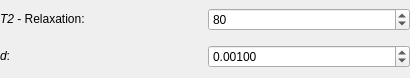
This is Plugins/org.mitk.gui.qt.diffusionimaging/src/QmitkBallModelParametersWidgetControls.ui in MITK/MITK as Qt 5 draws it before an edit. The edited form follows.
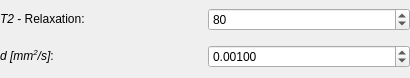
This is the edited form.

Commit message: added diffusivity units to gui

Diff of the .ui file:
```diff
--- a/Plugins/org.mitk.gui.qt.diffusionimaging/src/QmitkBallModelParametersWidgetControls.ui
+++ b/Plugins/org.mitk.gui.qt.diffusionimaging/src/QmitkBallModelParametersWidgetControls.ui
@@ -26,7 +26,7 @@
    <item row="1" column="0">
     <widget class="QLabel" name="label">
      <property name="text">
-      <string>&lt;html&gt;&lt;head/&gt;&lt;body&gt;&lt;p&gt;&lt;span style=&quot; font-style:italic;&quot;&gt;d&lt;/span&gt;:&lt;/p&gt;&lt;/body&gt;&lt;/html&gt;</string>
+      <string>&lt;html&gt;&lt;head/&gt;&lt;body&gt;&lt;p&gt;&lt;span style=&quot; font-style:italic;&quot;&gt;d [mm&lt;/span&gt;&lt;span style=&quot; font-style:italic; vertical-align:super;&quot;&gt;2&lt;/span&gt;&lt;span style=&quot; font-style:italic;&quot;&gt;/s]&lt;/span&gt;:&lt;/p&gt;&lt;/body&gt;&lt;/html&gt;</string>
      </property>
     </widget>
    </item>
```
Left out of the diff: 11 changed lines with no effect on the pictures. The commit also changes 6 other files.
